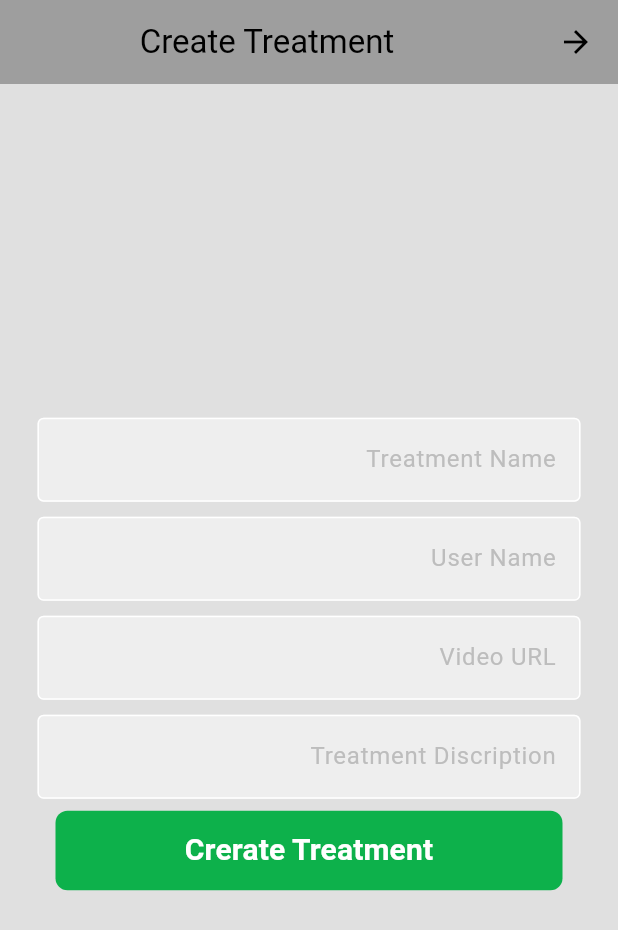
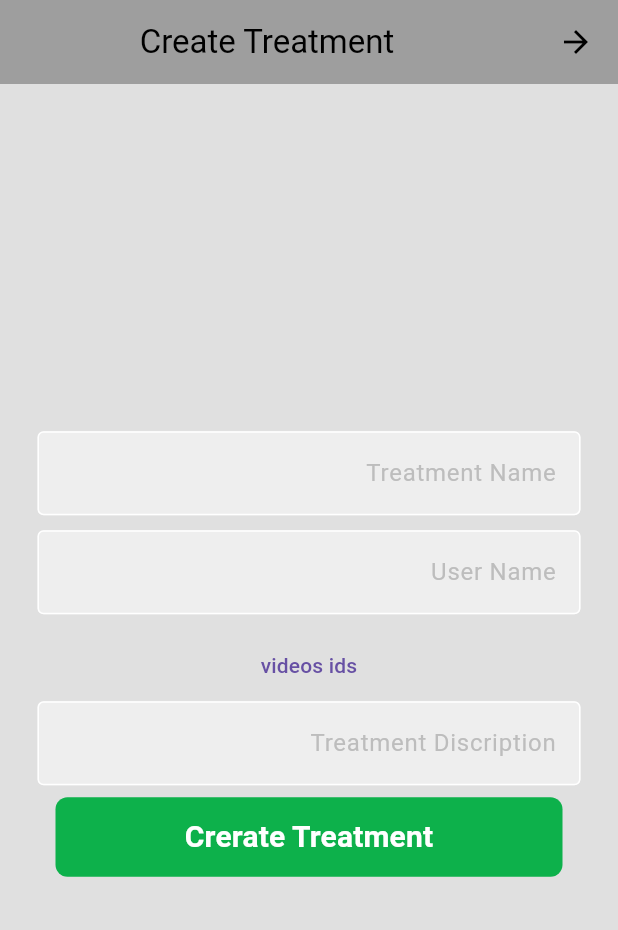
Before and after one commit to moslem-asaad/Injury-Recovery, a Flutter app: the CreateTreatments screen opened by its route, on a phone screen of 412 x 824 dp. Shown: the top 930 px of the screen. Run offline on Flutter 3.47's test engine with Material 3 defaults, Android fonts, the phone set to English and light mode, and no system bars; our stand-ins replace cloud_firestore, file_picker, firebase_auth, firebase_core, firebase_storage, image_picker and 1 more; missing offline and left inert: firebase_core_platform_interface, smooth_video_progress; accounts and stored records are empty.

Commit message:
working on system manager pages

```diff
--- a/lib/features/presentation/views/create_treatment.dart
+++ /dev/null
@@ -1,98 +0,0 @@
-import 'package:flutter/material.dart';
-import 'package:flutter/widgets.dart';
-import 'package:injury_recovery/components/my_button.dart';
-import 'package:injury_recovery/components/my_text_field.dart';
-import 'package:injury_recovery/constants/routes.dart';
-
-class CreateTreatments extends StatefulWidget {
-  const CreateTreatments({super.key});
-
-  @override
-  State<CreateTreatments> createState() => _CreateTreatmentsViewState();
-}
-
-class _CreateTreatmentsViewState extends State<CreateTreatments> {
-  late final TextEditingController _treatment_name;
-  late final TextEditingController _user_name;
-  late final TextEditingController _video_url;
-  late final TextEditingController _treatment_discription;
-
-  void initState() {
-    _treatment_name = TextEditingController();
-    _user_name = TextEditingController();
-    _video_url = TextEditingController();
-    _treatment_discription = TextEditingController();
-    super.initState();
-  }
-
-  @override
-  void dispose() {
-    _treatment_name.dispose();
-    _user_name.dispose();
-    _video_url.dispose();
-    _treatment_discription.dispose();
-    super.dispose();
-  }
-
-  @override
-  Widget build(BuildContext context) {
-    double screen_height = MediaQuery.of(context).size.height;
-    return Scaffold(
-        backgroundColor: Colors.grey[300],
-        appBar: AppBar(
-          title: const Center(child: Text('Create Treatment')),
-          foregroundColor: Colors.black,
-          backgroundColor: Colors.grey,
-        ),
-        body: SafeArea(
-            child: Center(
-                child: SingleChildScrollView(
-                    child: Column(children: [
-          MyTextField(
-            controller: _treatment_name,
-            hintText: 'Treatment Name',
-            obscureText: false,
-            enableSuggestions: false,
-            autocorrect: false,
-            keyboardType: TextInputType.name,
-            maxLines: null,
-          ),
-          SizedBox(height: screen_height / 82),
-          MyTextField(
-            controller: _user_name,
-            hintText: 'User Name',
-            obscureText: false,
-            enableSuggestions: false,
-            autocorrect: false,
-            keyboardType: TextInputType.name,
-            maxLines: null,
-          ),
-          SizedBox(height: screen_height / 82),
-          MyTextField(
-            controller: _video_url,
-            hintText: 'Video URL',
-            obscureText: false,
-            enableSuggestions: false,
-            autocorrect: false,
-            keyboardType: TextInputType.url,
-            maxLines: null,
-          ),
-          SizedBox(height: screen_height / 82),
-          MyTextField(
-            controller: _treatment_discription,
-            hintText: 'Treatment Discription',
-            obscureText: false,
-            enableSuggestions: false,
-            autocorrect: false,
-            keyboardType: TextInputType.text,
-            maxLines: null,
-          ),
-          MyButton(
-            onPressed: () async {
-              Scaffold();
-            },
-            title: 'Crerate Treatment',
-          ),
-        ])))));
-  }
-}
--- a/lib/features/presentation/views/register_view.dart
+++ b/lib/features/presentation/views/register_view.dart
@@ -186,7 +186,8 @@ class _RegisterViewState extends State<RegisterView> {
     if (response.errorOccured!) {
       await showErrorDialog(context, response.errorMessage!);
     } else {
-      await AuthService.firebase().sendEmailVerification();
+      //await AuthService.firebase().sendEmailVerification();
+      Navigator.pushNamed(context, loginRoute);
     }
   }
   /*try {
--- /dev/null
+++ b/lib/features/presentation/views/system_manager/create_treatment.dart
@@ -0,0 +1,164 @@
+import 'package:flutter/material.dart';
+import 'package:flutter/widgets.dart';
+import 'package:injury_recovery/components/my_button.dart';
+import 'package:injury_recovery/components/my_text_field.dart';
+import 'package:injury_recovery/constants/routes.dart';
+import 'package:injury_recovery/features/presentation/widgets/my_dialog.dart';
+
+class CreateTreatments extends StatefulWidget {
+  const CreateTreatments({super.key});
+
+  @override
+  State<CreateTreatments> createState() => _CreateTreatmentsViewState();
+}
+
+class _CreateTreatmentsViewState extends State<CreateTreatments> {
+  late final TextEditingController _treatment_name;
+  late final TextEditingController _user_name;
+  //late final TextEditingController _video_url;
+  late final TextEditingController _treatment_discription;
+  late List<int> videos;
+
+  void initState() {
+    _treatment_name = TextEditingController();
+    _user_name = TextEditingController();
+    //_video_url = TextEditingController();
+    _treatment_discription = TextEditingController();
+    videos = [];
+    super.initState();
+  }
+
+  @override
+  void dispose() {
+    _treatment_name.dispose();
+    _user_name.dispose();
+    //_video_url.dispose();
+    _treatment_discription.dispose();
+    super.dispose();
+  }
+
+  @override
+  Widget build(BuildContext context) {
+    double screen_height = MediaQuery.of(context).size.height;
+    return Scaffold(
+      backgroundColor: Colors.grey[300],
+      appBar: AppBar(
+        title: const Center(child: Text('Create Treatment')),
+        foregroundColor: Colors.black,
+        backgroundColor: Colors.grey,
+      ),
+      body: SafeArea(
+        child: Center(
+          child: SingleChildScrollView(
+            child: Column(
+              children: [
+                MyTextField(
+                  controller: _treatment_name,
+                  hintText: 'Treatment Name',
+                  obscureText: false,
+                  enableSuggestions: false,
+                  autocorrect: false,
+                  keyboardType: TextInputType.name,
+                  maxLines: null,
+                ),
+                SizedBox(height: screen_height / 82),
+                MyTextField(
+                  controller: _user_name,
+                  hintText: 'User Name',
+                  obscureText: false,
+                  enableSuggestions: false,
+                  autocorrect: false,
+                  keyboardType: TextInputType.name,
+                  maxLines: null,
+                ),
+                SizedBox(height: screen_height / 82),
+                /*MyTextField(
+            controller: _video_url,
+            hintText: 'Video URL',
+            obscureText: false,
+            enableSuggestions: false,
+            autocorrect: false,
+            keyboardType: TextInputType.url,
+            maxLines: null,
+          ),
+          SizedBox(height: screen_height / 82),*/
+                TextButton(
+                  onPressed: () {
+                    _getVideosIds();
+                  },
+                  child: Text('videos ids'),
+                ),
+                MyTextField(
+                  controller: _treatment_discription,
+                  hintText: 'Treatment Discription',
+                  obscureText: false,
+                  enableSuggestions: false,
+                  autocorrect: false,
+                  keyboardType: TextInputType.text,
+                  maxLines: null,
+                ),
+                MyButton(
+                  onPressed: () async {
+                    Scaffold();
+                  },
+                  title: 'Crerate Treatment',
+                ),
+              ],
+            ),
+          ),
+        ),
+      ),
+    );
+  }
+
+  Future<List<int?>?> _getVideosIds() async {
+    int _fieldCount = 5;
+    return showDialog<List<int?>>(
+        context: context,
+        builder: (BuildContext context) {
+          return AlertDialog(
+            title: const Text('Videos IDs'),
+            content: Column(
+              mainAxisSize: MainAxisSize.min,
+              children: [
+                // Display existing text fields
+                for (int i = 0; i < _fieldCount; i++)
+                  TextField(
+                    onChanged: (value) {
+                      // Update the value in the list as the user types
+                      // You can access it using _controllers[i].text
+                      videos[i] = value as int;
+                    },
+                    decoration: InputDecoration(
+                      hintText: 'Video ${i + 1} ID',
+                    ),
+                  ),
+                // Add button to create new text fields
+                ElevatedButton(
+                  onPressed: () {
+                    setState(() {
+                      _fieldCount++;
+                    });
+                  },
+                  child: const Text('Add'),
+                ),
+              ],
+            ),
+            actions: <Widget>[
+              TextButton(
+                onPressed: () {
+                  Navigator.of(context).pop(videos);
+                },
+                child: Text('OK'),
+              ),
+            ],
+          );
+        });
+  }
+
+  void _addField(int _fieldCount) {
+    setState(() {
+      _fieldCount++;
+    });
+  }
+}
```
Also changed, not shown: lib/components/menu_button.dart (+12 -4 lines), lib/features/domain/controllers/users_profiles_controller.dart (+11 -0 lines), lib/features/presentation/services/service_layer.dart (+8 -1 lines), lib/features/presentation/views/system_manager/upload_video_view.dart (renamed from lib/features/presentation/views/upload_video_view.dart, +50 -13 lines), lib/features/presentation/widgets/my_dialog.dart (added, +74 -0 lines), lib/main.dart (+37 -17 lines).
